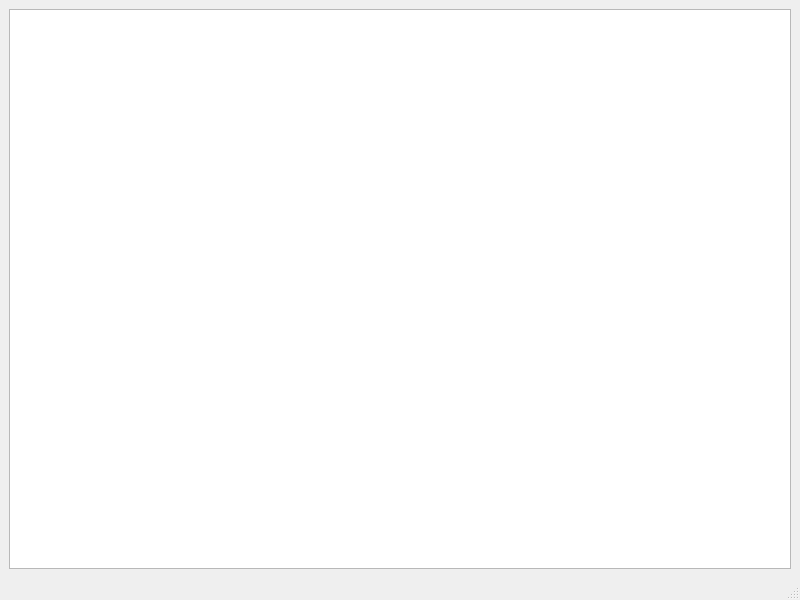
Qt form mainwindow.ui (coreanq/table_editor3) before a commit.
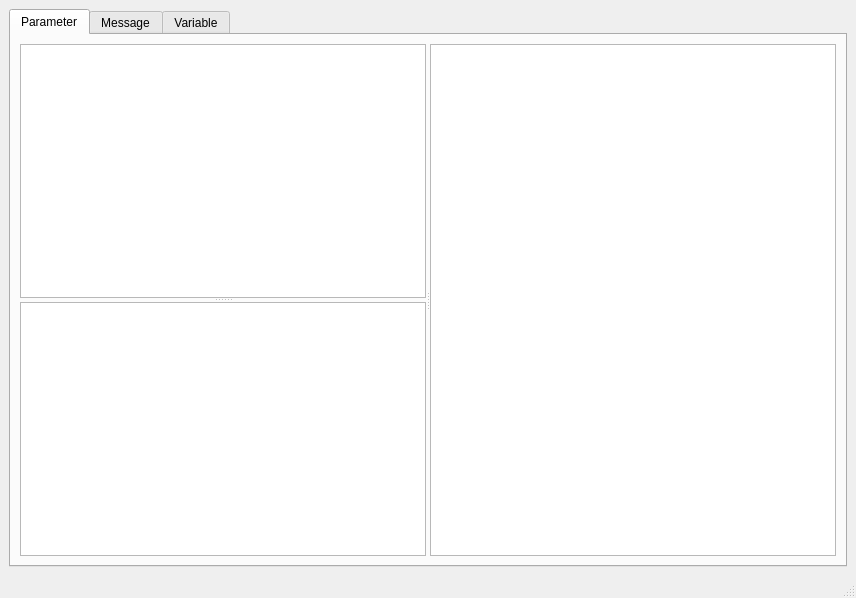
The same form after that commit.

Commit message: parameter read 기본 구현

```diff
--- a/mainwindow.ui
+++ b/mainwindow.ui
@@ -6,8 +6,8 @@
    <rect>
     <x>0</x>
     <y>0</y>
-    <width>800</width>
-    <height>600</height>
+    <width>856</width>
+    <height>598</height>
    </rect>
   </property>
   <property name="windowTitle">
@@ -16,7 +16,65 @@
   <widget class="QWidget" name="centralwidget">
    <layout class="QGridLayout" name="gridLayout">
     <item row="0" column="0">
-     <widget class="QTableView" name="viewMain"/>
+     <widget class="QTabWidget" name="tabWidget">
+      <property name="currentIndex">
+       <number>0</number>
+      </property>
+      <widget class="QWidget" name="tabParameter">
+       <attribute name="title">
+        <string>Parameter</string>
+       </attribute>
+       <layout class="QGridLayout" name="gridLayout_2">
+        <item row="0" column="0">
+         <widget class="QSplitter" name="splitter_2">
+          <property name="orientation">
+           <enum>Qt::Horizontal</enum>
+          </property>
+          <widget class="QSplitter" name="splitter">
+           <property name="orientation">
+            <enum>Qt::Vertical</enum>
+           </property>
+           <widget class="QTableView" name="viewGroup"/>
+           <widget class="QTableView" name="viewGroupInfo"/>
+          </widget>
+          <widget class="QTableView" name="viewParameter"/>
+         </widget>
+        </item>
+       </layout>
+      </widget>
+      <widget class="QWidget" name="tabMessage">
+       <attribute name="title">
+        <string>Message</string>
+       </attribute>
+       <layout class="QGridLayout" name="gridLayout_3">
+        <item row="0" column="0">
+         <widget class="QSplitter" name="splitter_3">
+          <property name="orientation">
+           <enum>Qt::Horizontal</enum>
+          </property>
+          <widget class="QSplitter" name="splitter_4">
+           <property name="orientation">
+            <enum>Qt::Vertical</enum>
+           </property>
+           <widget class="QTableView" name="viewMessage"/>
+           <widget class="QTableView" name="viewMessageInfo"/>
+          </widget>
+          <widget class="QTableView" name="viewMessageValue"/>
+         </widget>
+        </item>
+       </layout>
+      </widget>
+      <widget class="QWidget" name="tabVariable">
+       <attribute name="title">
+        <string>Variable</string>
+       </attribute>
+       <layout class="QGridLayout" name="gridLayout_4">
+        <item row="0" column="0">
+         <widget class="QTableView" name="viewVariable"/>
+        </item>
+       </layout>
+      </widget>
+     </widget>
     </item>
    </layout>
   </widget>
```
Left out of the diff: 2 changed lines with no effect on the pictures. The commit also changes 3 other files.
